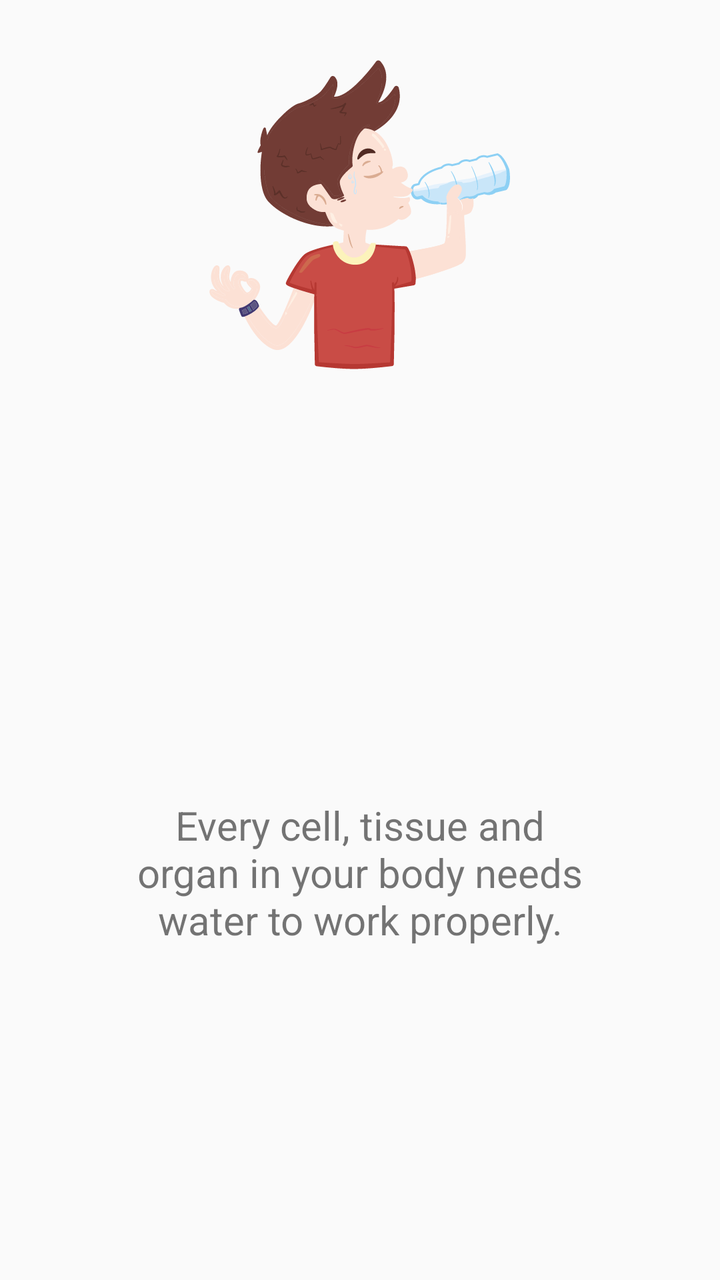
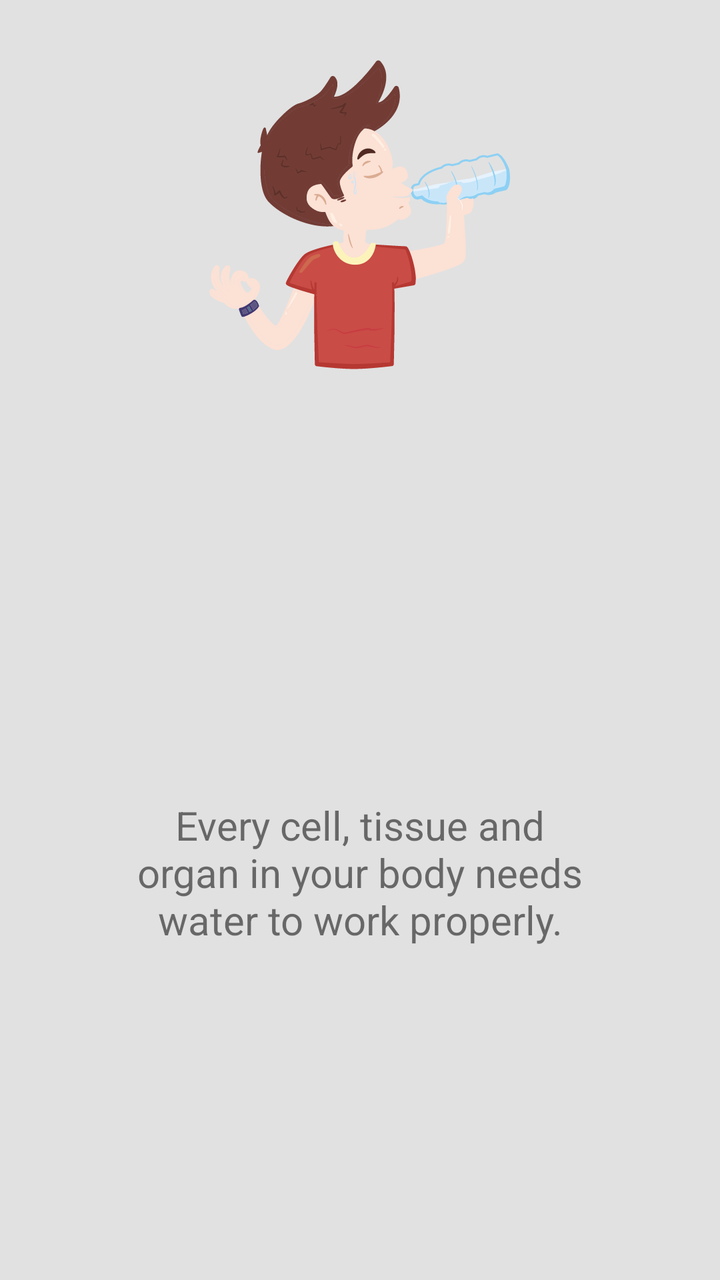

Before-and-after screenshots of an Android layout around one commit, followed by the original layout XML and the change that was made.
<!-- AndroidManifest.xml: application theme AppTheme -->
<!-- res/layout/walk_through_two.xml -->
<?xml version="1.0" encoding="utf-8"?>
<androidx.constraintlayout.widget.ConstraintLayout
        xmlns:android="http://schemas.android.com/apk/res/android"
        xmlns:app="http://schemas.android.com/apk/res-auto"
        android:layout_width="match_parent"
        android:layout_height="match_parent">


    <ImageView
            android:layout_width="0dp"
            android:layout_height="200dp" app:srcCompat="@drawable/ic_drik_water"
            android:id="@+id/imageView2"
            app:layout_constraintStart_toStartOf="parent"
            app:layout_constraintEnd_toEndOf="parent" android:layout_marginEnd="80dp"
            android:layout_marginStart="80dp" app:layout_constraintTop_toTopOf="parent"
            android:layout_marginTop="16dp"/>
    <TextView
            android:text="@string/walkthrough_text_three"
            android:layout_width="0dp"
            android:layout_height="wrap_content"
            android:textAlignment="center"
            android:textSize="20sp"
            android:id="@+id/textView4" app:layout_constraintEnd_toEndOf="parent" android:layout_marginEnd="60dp"
            app:layout_constraintStart_toStartOf="parent" android:layout_marginStart="60dp"
            app:layout_constraintTop_toBottomOf="@+id/imageView2" android:layout_marginTop="24dp"
            android:layout_marginBottom="8dp" app:layout_constraintBottom_toBottomOf="parent"/>
</androidx.constraintlayout.widget.ConstraintLayout>
<!-- resources referenced by this layout -->
<resources>
  <!-- drawable ic_drik_water: vector/xml drawable (drawable, 197316 chars, omitted) -->
  <string name="walkthrough_text_three">Every cell, tissue and organ in your body needs water to work properly.
      </string>
  <style name="AppTheme" parent="Theme.AppCompat.Light.DarkActionBar">
          
          <item name="colorPrimary">@color/colorPrimary</item>
          <item name="colorPrimaryDark">@color/colorPrimaryDark</item>
          <item name="colorAccent">@color/colorAccent</item>
      </style>
  <color name="colorPrimary">#36D1DC</color>
  <color name="colorPrimaryDark">#044fab</color>
  <color name="colorAccent">#03DAC5</color>
</resources>

<!-- the commit's change to res/layout/walk_through_two.xml (unified diff, before → after) -->
@@ -3,7 +3,8 @@
         xmlns:android="http://schemas.android.com/apk/res/android"
         xmlns:app="http://schemas.android.com/apk/res-auto"
         android:layout_width="match_parent"
-        android:layout_height="match_parent">
+        android:layout_height="match_parent"
+        android:background="#e1e1e1">
 
 
     <ImageView
<!-- resource entries referenced after the edit -->
@@ -9,8 +9,8 @@
           <item name="colorPrimaryDark">@color/colorPrimaryDark</item>
           <item name="colorAccent">@color/colorAccent</item>
       </style>
-  <color name="colorPrimary">#36D1DC</color>
-  <color name="colorPrimaryDark">#044fab</color>
-  <color name="colorAccent">#03DAC5</color>
+  <color name="colorPrimary">#434A71</color>
+  <color name="colorPrimaryDark">#1F2339</color>
+  <color name="colorAccent">#1F2339</color>
 </resources>
 
